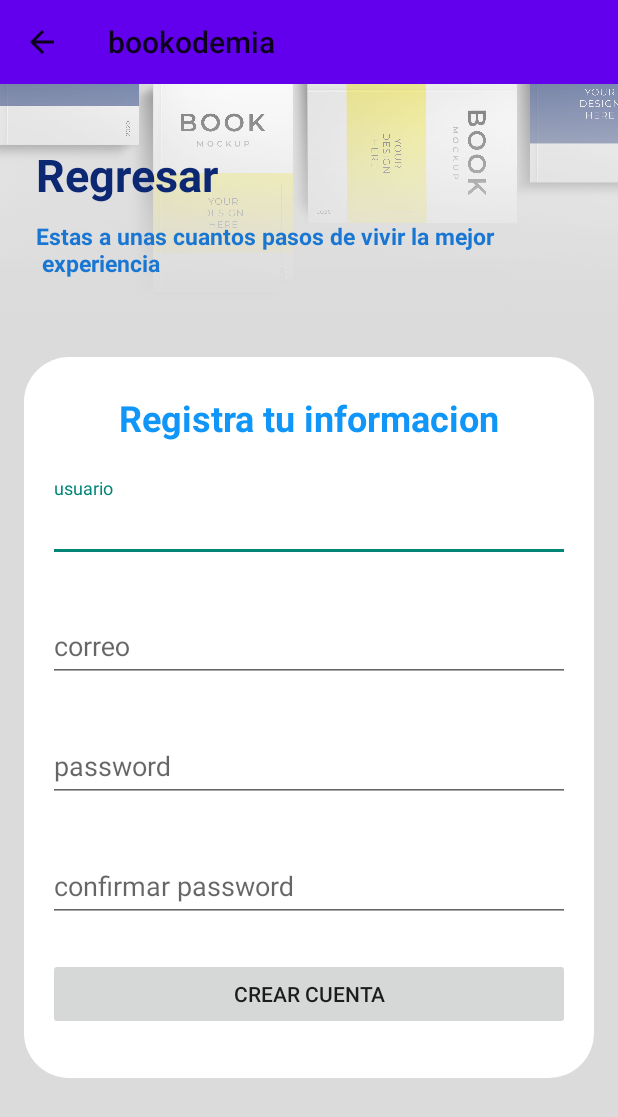
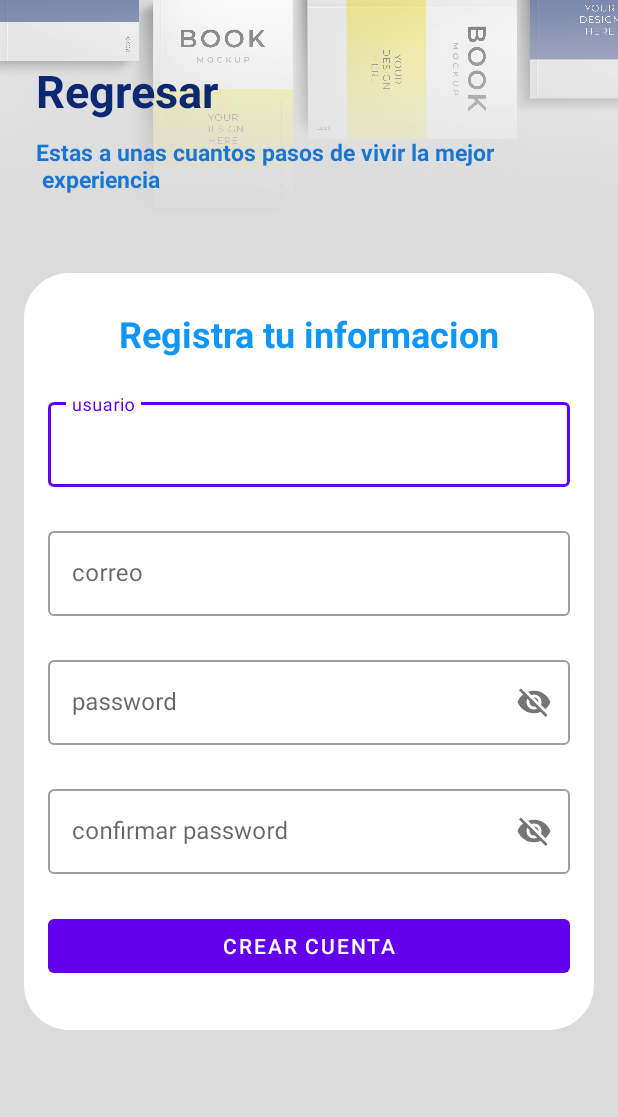
Before and after one commit to EdwMendz/Bookodemia, an Android app: the Registro screen opened directly, with no data from a screen before it, on a phone screen of 412 x 824 dp. Shown: the top 1117 px of the screen. Run offline under Robolectric (Android 15) with nearby library versions, the phone set to English and light mode, and no system bars.

Commit message:
Se termino la parte visual de registro

```diff
--- a/app/src/main/res/layout/activity_login.xml
+++ b/app/src/main/res/layout/activity_login.xml
@@ -66,6 +66,7 @@
                 android:layout_marginStart="20dp"
                 android:layout_marginTop="30dp"
                 android:layout_marginEnd="20dp"
+                app:passwordToggleEnabled="true"
                 style="@style/Widget.MaterialComponents.TextInputLayout.OutlinedBox">
 
                 <com.google.android.material.textfield.TextInputEditText
--- a/app/src/main/res/layout/activity_registro.xml
+++ b/app/src/main/res/layout/activity_registro.xml
@@ -4,25 +4,32 @@
     xmlns:tools="http://schemas.android.com/tools"
     android:layout_width="match_parent"
     android:layout_height="match_parent"
-    tools:context=".Registro"
-    android:background="@color/background">
+    android:background="@color/background"
+    tools:context=".Registro">
+
+    <ScrollView
+        android:layout_width="match_parent"
+        android:layout_height="match_parent"
+        android:orientation="vertical">
+
 
         <androidx.constraintlayout.widget.ConstraintLayout
             android:id="@+id/constraintLayout"
             android:layout_width="match_parent"
             android:layout_height="wrap_content"
+            android:background="@color/background"
             app:layout_constraintStart_toStartOf="parent"
             tools:ignore="MissingConstraints"
-        android:background="@color/background">
+            android:paddingBottom="26dp">
 
             <ImageView
                 android:id="@+id/imageView"
                 android:layout_width="wrap_content"
                 android:layout_height="150dp"
+                android:contentDescription="TODO"
                 android:scaleType="centerCrop"
                 android:src="@drawable/banner"
-            tools:ignore="MissingConstraints"
-            android:contentDescription="TODO" />
+                tools:ignore="MissingConstraints" />
 
 
             <TextView
@@ -53,17 +60,17 @@
 
 
             <com.google.android.material.card.MaterialCardView
+                style="?attr/materialCardViewElevatedStyle"
                 android:layout_width="0dp"
                 android:layout_height="wrap_content"
                 android:layout_marginStart="16dp"
                 android:layout_marginTop="32dp"
                 android:layout_marginEnd="16dp"
+                android:elevation="10dp"
+                app:cardCornerRadius="30dp"
                 app:layout_constraintEnd_toEndOf="parent"
                 app:layout_constraintStart_toStartOf="parent"
-            app:layout_constraintTop_toBottomOf="@+id/imageView"
-            style="?attr/materialCardViewElevatedStyle"
-            app:cardCornerRadius="30dp"
-            android:elevation="10dp">
+                app:layout_constraintTop_toBottomOf="@+id/imageView">
 
                 <androidx.constraintlayout.widget.ConstraintLayout
                     android:layout_width="match_parent"
@@ -83,64 +90,74 @@
                         app:layout_constraintTop_toTopOf="parent" />
 
                     <com.google.android.material.textfield.TextInputLayout
-                    android:id="@+id/textInputLayout2"
+                        android:id="@+id/til_usuario"
                         android:layout_width="0dp"
                         android:layout_height="wrap_content"
                         android:layout_marginStart="16dp"
                         android:layout_marginTop="24dp"
                         android:layout_marginEnd="16dp"
                         android:layout_marginBottom="16dp"
-                    app:layout_constraintBottom_toTopOf="@+id/textInputLayout3"
+                        app:layout_constraintBottom_toTopOf="@+id/til_correo"
                         app:layout_constraintEnd_toEndOf="parent"
                         app:layout_constraintStart_toStartOf="parent"
-                    app:layout_constraintTop_toBottomOf="@+id/textView">
+                        app:layout_constraintTop_toBottomOf="@+id/textView"
+                        style="@style/Widget.MaterialComponents.TextInputLayout.OutlinedBox">
 
                         <com.google.android.material.textfield.TextInputEditText
+                            android:id="@+id/tiet_usuario"
                             android:layout_width="match_parent"
                             android:layout_height="wrap_content"
                             android:hint="@string/tiet_usuario" />
                     </com.google.android.material.textfield.TextInputLayout>
 
                     <com.google.android.material.textfield.TextInputLayout
-                    android:id="@+id/textInputLayout3"
+                        android:id="@+id/til_correo"
                         android:layout_width="0dp"
                         android:layout_height="wrap_content"
                         android:layout_marginTop="24dp"
-                    app:layout_constraintEnd_toEndOf="@+id/textInputLayout2"
-                    app:layout_constraintStart_toStartOf="@+id/textInputLayout2"
-                    app:layout_constraintTop_toBottomOf="@+id/textInputLayout2">
+                        app:layout_constraintEnd_toEndOf="@+id/til_usuario"
+                        app:layout_constraintStart_toStartOf="@+id/til_usuario"
+                        app:layout_constraintTop_toBottomOf="@+id/til_usuario"
+                        style="@style/Widget.MaterialComponents.TextInputLayout.OutlinedBox">
 
                         <com.google.android.material.textfield.TextInputEditText
+                            android:id="@+id/tiet_correo"
                             android:layout_width="match_parent"
                             android:layout_height="wrap_content"
                             android:hint="@string/tiet_correo" />
                     </com.google.android.material.textfield.TextInputLayout>
 
                     <com.google.android.material.textfield.TextInputLayout
-                    android:id="@+id/textInputLayout4"
+                        android:id="@+id/til_contrasenia"
                         android:layout_width="0dp"
                         android:layout_height="wrap_content"
                         android:layout_marginTop="24dp"
-                    app:layout_constraintEnd_toEndOf="@+id/textInputLayout3"
-                    app:layout_constraintStart_toStartOf="@+id/textInputLayout3"
-                    app:layout_constraintTop_toBottomOf="@+id/textInputLayout3">
+                        app:layout_constraintEnd_toEndOf="@+id/til_correo"
+                        app:layout_constraintStart_toStartOf="@+id/til_correo"
+                        app:layout_constraintTop_toBottomOf="@+id/til_correo"
+                        style="@style/Widget.MaterialComponents.TextInputLayout.OutlinedBox"
+                        app:passwordToggleEnabled="true">
 
                         <com.google.android.material.textfield.TextInputEditText
+                            android:id="@+id/tiet"
                             android:layout_width="match_parent"
                             android:layout_height="wrap_content"
                             android:hint="@string/tiet_contrasena" />
                     </com.google.android.material.textfield.TextInputLayout>
 
                     <com.google.android.material.textfield.TextInputLayout
-                    android:id="@+id/textInputLayout5"
+                        android:id="@+id/til_contrasenia2"
                         android:layout_width="0dp"
                         android:layout_height="wrap_content"
                         android:layout_marginTop="24dp"
-                    app:layout_constraintEnd_toEndOf="@+id/textInputLayout4"
-                    app:layout_constraintStart_toStartOf="@+id/textInputLayout4"
-                    app:layout_constraintTop_toBottomOf="@+id/textInputLayout4">
+                        app:layout_constraintEnd_toEndOf="@+id/til_contrasenia"
+                        app:layout_constraintStart_toStartOf="@+id/til_contrasenia"
+                        app:layout_constraintTop_toBottomOf="@+id/til_contrasenia"
+                        style="@style/Widget.MaterialComponents.TextInputLayout.OutlinedBox"
+                        app:passwordToggleEnabled="true">
 
                         <com.google.android.material.textfield.TextInputEditText
+                            android:id="@+id/tiet_contrasenia2"
                             android:layout_width="match_parent"
                             android:layout_height="wrap_content"
                             android:hint="@string/tiet_password" />
@@ -154,9 +171,9 @@
                         android:layout_marginBottom="32dp"
                         android:text="@string/btn_crear_cuenta"
                         app:layout_constraintBottom_toBottomOf="parent"
-                    app:layout_constraintEnd_toEndOf="@+id/textInputLayout5"
-                    app:layout_constraintStart_toStartOf="@+id/textInputLayout5"
-                    app:layout_constraintTop_toBottomOf="@+id/textInputLayout5" />
+                        app:layout_constraintEnd_toEndOf="@+id/til_contrasenia2"
+                        app:layout_constraintStart_toStartOf="@+id/til_contrasenia2"
+                        app:layout_constraintTop_toBottomOf="@+id/til_contrasenia2" />
 
                 </androidx.constraintlayout.widget.ConstraintLayout>
             </com.google.android.material.card.MaterialCardView>
@@ -164,5 +181,6 @@
 
         </androidx.constraintlayout.widget.ConstraintLayout>
 
+    </ScrollView>
 
 </androidx.constraintlayout.widget.ConstraintLayout>
--- a/app/src/main/res/values/themes.xml
+++ b/app/src/main/res/values/themes.xml
@@ -1,6 +1,6 @@
 <resources xmlns:tools="http://schemas.android.com/tools">
     <!-- Base application theme. -->
-    <style name="Theme.Bookodemia" parent="Theme.MaterialComponents.DayNight.Bridge">
+    <style name="Theme.Bookodemia" parent="Theme.MaterialComponents.DayNight.NoActionBar">
         <!-- Primary brand color. -->
         <item name="colorPrimary">@color/purple_500</item>
         <item name="colorPrimaryVariant">@color/purple_700</item>
```
Lines whose indentation alone changed are shown as unchanged.
